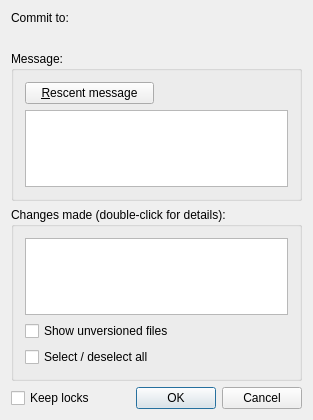
Old version of the form src/qsvn/qsvncommitdialog.ui in the repository bokic/qsvn.
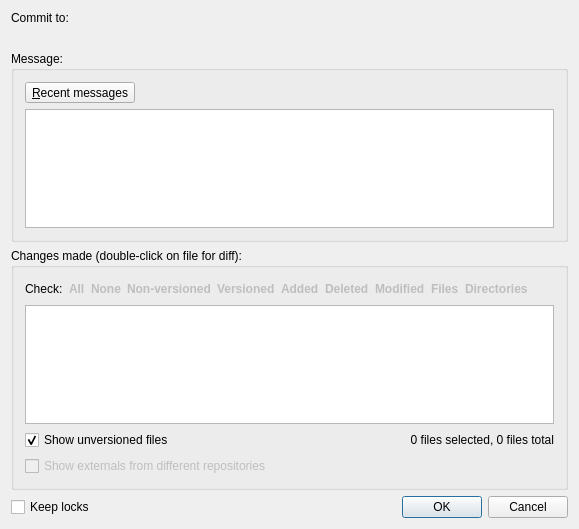
New version of the form.

What changed in the file:
```diff
--- a/src/qsvn/qsvncommitdialog.ui
+++ b/src/qsvn/qsvncommitdialog.ui
@@ -6,8 +6,8 @@
    <rect>
     <x>0</x>
     <y>0</y>
-    <width>313</width>
-    <height>420</height>
+    <width>579</width>
+    <height>529</height>
    </rect>
   </property>
   <property name="windowTitle">
@@ -34,13 +34,6 @@
       <string>Message:</string>
      </property>
      <layout class="QGridLayout" name="gridLayout" columnstretch="1,1">
-      <item row="0" column="0">
-       <widget class="QPushButton" name="rescentMessage_pushButton">
-        <property name="text">
-         <string>&amp;Rescent message</string>
-        </property>
-       </widget>
-      </item>
       <item row="1" column="0" colspan="2">
        <widget class="QPlainTextEdit" name="message_plainTextEdit"/>
       </item>
@@ -57,42 +50,251 @@
         </property>
        </spacer>
       </item>
+      <item row="0" column="0">
+       <widget class="QToolButton" name="rescentMessage_toolButton">
+        <property name="text">
+         <string>&amp;Recent messages</string>
+        </property>
+       </widget>
+      </item>
      </layout>
     </widget>
    </item>
    <item row="3" column="0" colspan="2">
     <widget class="QGroupBox" name="changes_groupBox">
      <property name="title">
-      <string>Changes made (double-click for details):</string>
+      <string>Changes made (double-click on file for diff):</string>
      </property>
-     <layout class="QGridLayout" name="gridLayout_2">
+     <layout class="QGridLayout" name="gridLayout_2" columnstretch="0,1">
       <item row="0" column="0" colspan="2">
-       <widget class="QListWidget" name="changes_listWidget"/>
+       <layout class="QHBoxLayout" name="horizontalLayout">
+        <item>
+         <widget class="QLabel" name="label">
+          <property name="text">
+           <string>Check:</string>
+          </property>
+         </widget>
+        </item>
+        <item>
+         <widget class="QLabel" name="label_2">
+          <property name="enabled">
+           <bool>false</bool>
+          </property>
+          <property name="font">
+           <font>
+            <weight>75</weight>
+            <bold>true</bold>
+           </font>
+          </property>
+          <property name="text">
+           <string>All</string>
+          </property>
+         </widget>
+        </item>
+        <item>
+         <widget class="QLabel" name="label_3">
+          <property name="enabled">
+           <bool>false</bool>
+          </property>
+          <property name="font">
+           <font>
+            <weight>75</weight>
+            <bold>true</bold>
+           </font>
+          </property>
+          <property name="text">
+           <string>None</string>
+          </property>
+         </widget>
+        </item>
+        <item>
+         <widget class="QLabel" name="label_4">
+          <property name="enabled">
+           <bool>false</bool>
+          </property>
+          <property name="font">
+           <font>
+            <weight>75</weight>
+            <bold>true</bold>
+           </font>
+          </property>
+          <property name="text">
+           <string>Non-versioned</string>
+          </property>
+         </widget>
+        </item>
+        <item>
+         <widget class="QLabel" name="label_5">
+          <property name="enabled">
+           <bool>false</bool>
+          </property>
+          <property name="font">
+           <font>
+            <weight>75</weight>
+            <bold>true</bold>
+           </font>
+          </property>
+          <property name="text">
+           <string>Versioned</string>
+          </property>
+         </widget>
+        </item>
+        <item>
+         <widget class="QLabel" name="label_6">
+          <property name="enabled">
+           <bool>false</bool>
+          </property>
+          <property name="font">
+           <font>
+            <weight>75</weight>
+            <bold>true</bold>
+           </font>
+          </property>
+          <property name="text">
+           <string>Added</string>
+          </property>
+         </widget>
+        </item>
+        <item>
+         <widget class="QLabel" name="label_7">
+          <property name="enabled">
+           <bool>false</bool>
+          </property>
+          <property name="font">
+           <font>
+            <weight>75</weight>
+            <bold>true</bold>
+           </font>
+          </property>
+          <property name="text">
+           <string>Deleted</string>
+          </property>
+         </widget>
+        </item>
+        <item>
+         <widget class="QLabel" name="label_8">
+          <property name="enabled">
+           <bool>false</bool>
+          </property>
+          <property name="font">
+           <font>
+            <weight>75</weight>
+            <bold>true</bold>
+           </font>
+          </property>
+          <property name="text">
+           <string>Modified</string>
+          </property>
+         </widget>
+        </item>
+        <item>
+         <widget class="QLabel" name="label_9">
+          <property name="enabled">
+           <bool>false</bool>
+          </property>
+          <property name="font">
+           <font>
+            <weight>75</weight>
+            <bold>true</bold>
+           </font>
+          </property>
+          <property name="text">
+           <string>Files</string>
+          </property>
+         </widget>
+        </item>
+        <item>
+         <widget class="QLabel" name="label_10">
+          <property name="enabled">
+           <bool>false</bool>
+          </property>
+          <property name="font">
+           <font>
+            <weight>75</weight>
+            <bold>true</bold>
+           </font>
+          </property>
+          <property name="text">
+           <string>Directories</string>
+          </property>
+         </widget>
+        </item>
+        <item>
+         <spacer name="horizontalSpacer">
+          <property name="orientation">
+           <enum>Qt::Horizontal</enum>
+          </property>
+          <property name="sizeHint" stdset="0">
+           <size>
+            <width>40</width>
+            <height>20</height>
+           </size>
+          </property>
+         </spacer>
+        </item>
+       </layout>
       </item>
-      <item row="1" column="0">
+      <item row="2" column="0">
        <widget class="QCheckBox" name="showUnversioned_checkBox">
         <property name="text">
          <string>Show unversioned files</string>
         </property>
+        <property name="checked">
+         <bool>true</bool>
+        </property>
        </widget>
       </item>
-      <item row="1" column="1">
+      <item row="2" column="1">
        <widget class="QLabel" name="selectedTotal_label">
         <property name="text">
-         <string/>
+         <string>0 files selected, 0 files total</string>
         </property>
         <property name="alignment">
          <set>Qt::AlignRight|Qt::AlignTrailing|Qt::AlignVCenter</set>
         </property>
        </widget>
       </item>
-      <item row="2" column="0">
+      <item row="3" column="0">
        <widget class="QCheckBox" name="selectDeselect_checkBox">
+        <property name="enabled">
+         <bool>false</bool>
+        </property>
         <property name="text">
-         <string>Select / deselect all</string>
+         <string>Show externals from different repositories</string>
         </property>
        </widget>
       </item>
+      <item row="1" column="0" colspan="2">
+       <widget class="QTableView" name="changes_tableView">
+        <property name="editTriggers">
+         <set>QAbstractItemView::NoEditTriggers</set>
+        </property>
+        <property name="selectionMode">
+         <enum>QAbstractItemView::SingleSelection</enum>
+        </property>
+        <property name="selectionBehavior">
+         <enum>QAbstractItemView::SelectRows</enum>
+        </property>
+        <property name="verticalScrollMode">
+         <enum>QAbstractItemView::ScrollPerPixel</enum>
+        </property>
+        <property name="horizontalScrollMode">
+         <enum>QAbstractItemView::ScrollPerPixel</enum>
+        </property>
+        <property name="showGrid">
+         <bool>false</bool>
+        </property>
+        <property name="wordWrap">
+         <bool>false</bool>
+        </property>
+        <property name="cornerButtonEnabled">
+         <bool>false</bool>
+        </property>
+        <attribute name="verticalHeaderVisible">
+         <bool>false</bool>
+        </attribute>
+       </widget>
+      </item>
      </layout>
     </widget>
    </item>
```
Left out of the diff: 4 changed lines with no effect on the pictures.
